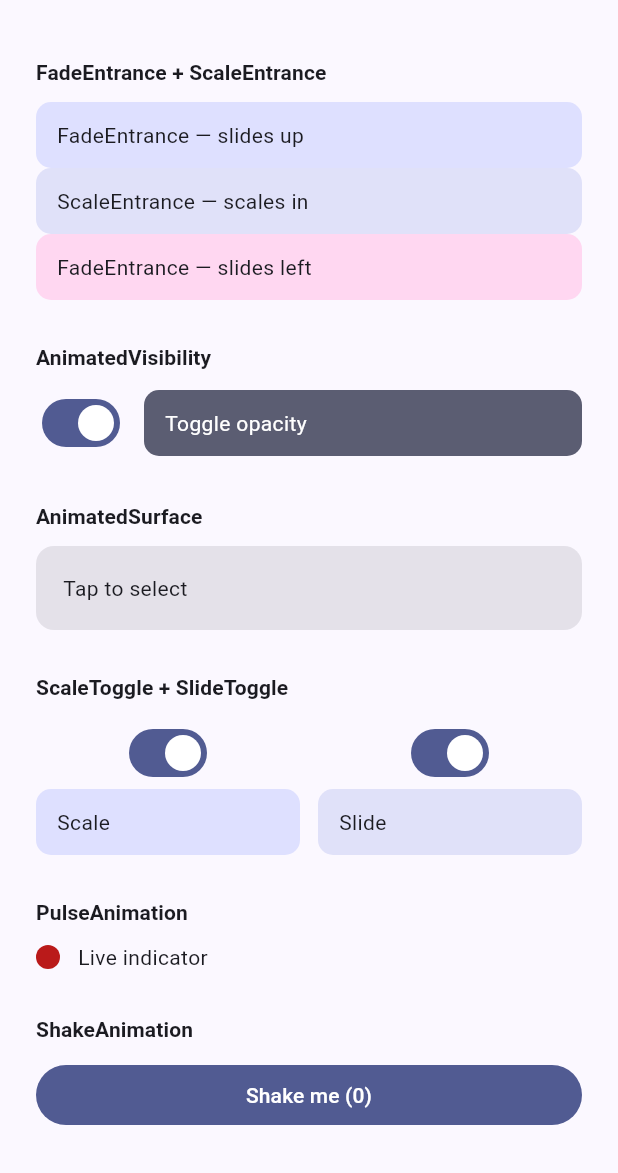
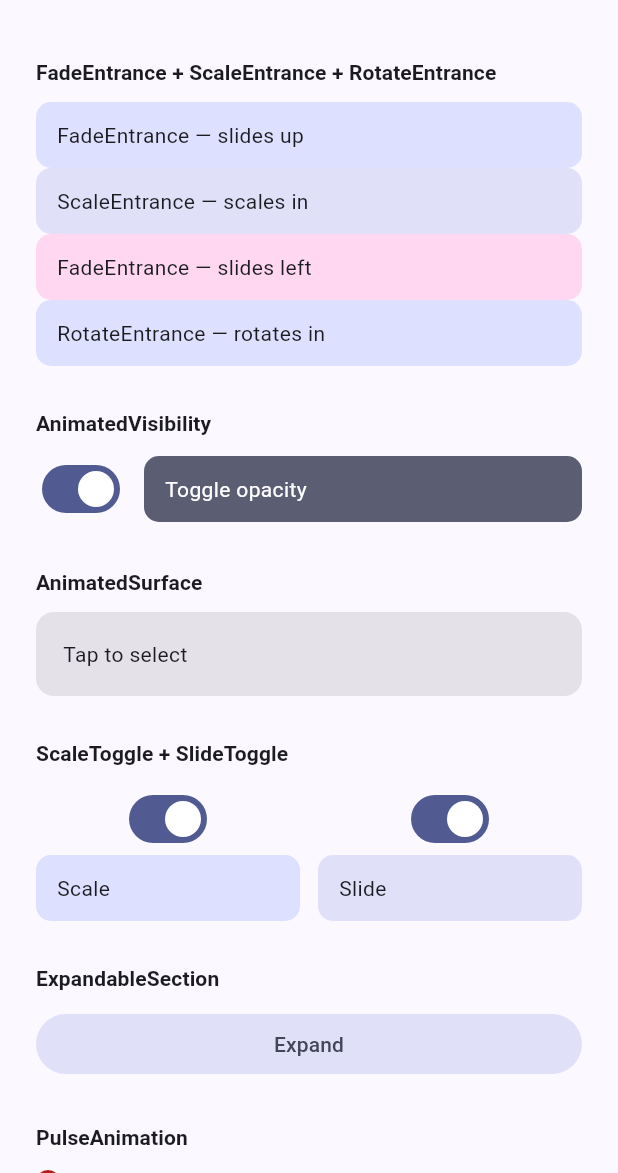
Before and after one commit to RanveerSingh1997/animate_kit, a Flutter app: the screen it shows after launch, on a phone screen of 412 x 824 dp, the part 63-1236 px from its top. Run offline on Flutter 3.47's test engine with Material 3 defaults, Android fonts, the phone set to English and light mode, and no system bars; drawn by our look-alikes of flutter_animate.

Commit message:
feat: add 4 new animation widgets (v0.4.0)
- RotateEntrance: fade + rotate in on mount
- ExpandableSection: state-driven expand/collapse keeping child mounted
- BounceAnimation: repeating vertical bounce for attention effects
- AnimatedProgressRing: animates a circular progress ring to its value

All respect MediaQuery.disableAnimations. Includes README docs,
example app demos, and 22 new widget tests (70 total passing).

Co-Authored-By: Claude Fable 5 <noreply@anthropic.com>

````diff
--- a/example/lib/main.dart
+++ b/example/lib/main.dart
@@ -35,6 +35,8 @@ class _DemoPageState extends State<DemoPage> {
   double _score = 0;
   int _errorCount = 0;
   String _typed = 'animate_kit';
+  bool _expanded = false;
+  double _progress = 0.35;
 
   @override
   Widget build(BuildContext context) {
@@ -45,7 +47,7 @@ class _DemoPageState extends State<DemoPage> {
         padding: const EdgeInsets.all(24),
         children: [
           // ── Entrance animations ────────────────────────────────────────
-          _label('FadeEntrance + ScaleEntrance'),
+          _label('FadeEntrance + ScaleEntrance + RotateEntrance'),
           StaggeredList(
             children: [
               FadeEntrance(
@@ -60,6 +62,10 @@ class _DemoPageState extends State<DemoPage> {
                 delay: const Duration(milliseconds: 240),
                 direction: FadeSlideDirection.left,
                 child: _card(cs.tertiaryContainer, 'FadeEntrance — slides left'),
+              ),
+              RotateEntrance(
+                delay: const Duration(milliseconds: 360),
+                child: _card(cs.primaryContainer, 'RotateEntrance — rotates in'),
               ),
             ],
           ),
@@ -140,6 +146,22 @@ class _DemoPageState extends State<DemoPage> {
           ]),
           const SizedBox(height: 28),
 
+          // ── ExpandableSection ──────────────────────────────────────────
+          _label('ExpandableSection'),
+          FilledButton.tonal(
+            onPressed: () => setState(() => _expanded = !_expanded),
+            child: Text(_expanded ? 'Collapse' : 'Expand'),
+          ),
+          ExpandableSection(
+            expanded: _expanded,
+            child: Padding(
+              padding: const EdgeInsets.only(top: 8),
+              child: _card(cs.tertiaryContainer,
+                  'This content expands and collapses smoothly.'),
+            ),
+          ),
+          const SizedBox(height: 28),
+
           // ── PulseAnimation ─────────────────────────────────────────────
           _label('PulseAnimation'),
           Row(children: [
@@ -167,6 +189,17 @@ class _DemoPageState extends State<DemoPage> {
               child: Text('Shake me ($_errorCount)'),
             ),
           ),
+          const SizedBox(height: 28),
+
+          // ── BounceAnimation ────────────────────────────────────────────
+          _label('BounceAnimation'),
+          Row(children: [
+            BounceAnimation(
+              child: Icon(Icons.keyboard_arrow_down, color: cs.primary),
+            ),
+            const SizedBox(width: 12),
+            const Text('Scroll for more'),
+          ]),
           const SizedBox(height: 28),
 
           // ── SkeletonBox ────────────────────────────────────────────────
@@ -245,6 +278,25 @@ class _DemoPageState extends State<DemoPage> {
             duration: const Duration(milliseconds: 800),
             style: Theme.of(context).textTheme.titleLarge,
           ),
+          const SizedBox(height: 28),
+
+          // ── AnimatedProgressRing ───────────────────────────────────────
+          _label('AnimatedProgressRing'),
+          Row(children: [
+            AnimatedProgressRing(
+              value: _progress,
+              child: CountUpText(
+                value: _progress * 100,
+                formatter: (v) => '${v.round()}%',
+              ),
+            ),
+            const SizedBox(width: 16),
+            FilledButton.tonal(
+              onPressed: () =>
+                  setState(() => _progress = (_progress + 0.15) % 1.0),
+              child: const Text('Advance'),
+            ),
+          ]),
           const SizedBox(height: 32),
         ],
       ),
--- /dev/null
+++ b/lib/src/rotate_entrance.dart
@@ -0,0 +1,45 @@
+import 'package:flutter/material.dart';
+import 'package:flutter_animate/flutter_animate.dart';
+
+/// Animates [child] into view with a fade + rotate entrance.
+///
+/// Rotates from [initialTurns] (a fraction of a full turn) to `0.0` while
+/// simultaneously fading in. Respects [MediaQuery.disableAnimations].
+///
+/// ```dart
+/// RotateEntrance(
+///   delay: const Duration(milliseconds: 100),
+///   child: MyIcon(),
+/// )
+/// ```
+class RotateEntrance extends StatelessWidget {
+  const RotateEntrance({
+    required this.child,
+    this.delay = Duration.zero,
+    this.duration = const Duration(milliseconds: 400),
+    this.initialTurns = -0.25,
+    super.key,
+  }) : assert(initialTurns >= -1.0 && initialTurns <= 1.0);
+
+  final Widget child;
+  final Duration delay;
+  final Duration duration;
+
+  /// Rotation at the start of the entrance, in turns (`1.0` = 360°).
+  /// Defaults to `-0.25` (a quarter turn counter-clockwise).
+  final double initialTurns;
+
+  @override
+  Widget build(BuildContext context) {
+    if (MediaQuery.of(context).disableAnimations) return child;
+    return child
+        .animate(delay: delay)
+        .fadeIn(duration: duration, curve: Curves.easeOut)
+        .rotate(
+          begin: initialTurns,
+          end: 0,
+          duration: duration,
+          curve: Curves.easeOutCubic,
+        );
+  }
+}
--- a/pubspec.yaml
+++ b/pubspec.yaml
@@ -3,7 +3,7 @@ description: >-
   State-driven Flutter animation primitives built on flutter_animate.
   Respects system reduce-motion. Includes entrance, opacity, surface, and
   skeleton shimmer widgets.
-version: 0.3.0
+version: 0.4.0
 repository: https://github.com/RanveerSingh1997/animate_kit
 issue_tracker: https://github.com/RanveerSingh1997/animate_kit/issues
 topics:
````
Also changed, not shown: lib/animate_kit.dart (+21 -13 lines), lib/src/animated_progress_ring.dart (added, +126 -0 lines), lib/src/bounce_animation.dart (added, +44 -0 lines), lib/src/expandable_section.dart (added, +53 -0 lines), 3 other files.
